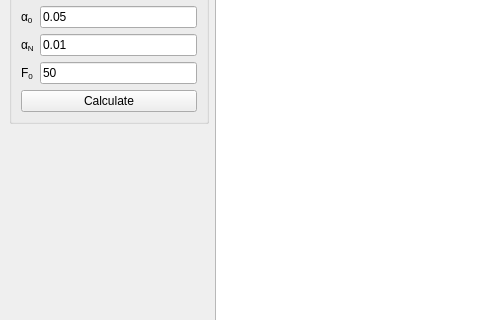
Qt form lab_03/src/gui/mainwindow.ui (bmstu-ics7/modeling) before a commit; both pictures show x 0 to 480 and y 88 to 408 of the 1233 by 718 pixel window.
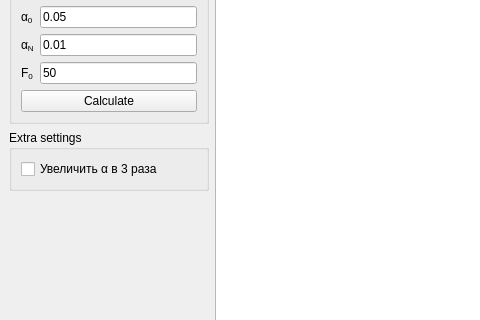
The same form after that commit. Custom widgets are drawn as their Qt base class.

```diff
--- a/lab_03/src/gui/mainwindow.ui
+++ b/lab_03/src/gui/mainwindow.ui
@@ -15,19 +15,6 @@
   </property>
   <widget class="QWidget" name="centralwidget">
    <layout class="QGridLayout" name="gridLayout">
-    <item row="1" column="0">
-     <spacer name="verticalSpacer">
-      <property name="orientation">
-       <enum>Qt::Vertical</enum>
-      </property>
-      <property name="sizeHint" stdset="0">
-       <size>
-        <width>20</width>
-        <height>40</height>
-       </size>
-      </property>
-     </spacer>
-    </item>
     <item row="0" column="0">
      <widget class="QGroupBox" name="groupBox">
       <property name="minimumSize">
@@ -126,7 +113,20 @@
       </layout>
      </widget>
     </item>
-    <item row="0" column="1" rowspan="2">
+    <item row="2" column="0">
+     <spacer name="verticalSpacer">
+      <property name="orientation">
+       <enum>Qt::Vertical</enum>
+      </property>
+      <property name="sizeHint" stdset="0">
+       <size>
+        <width>20</width>
+        <height>40</height>
+       </size>
+      </property>
+     </spacer>
+    </item>
+    <item row="0" column="1" rowspan="3">
      <widget class="QChartView" name="chart">
       <property name="backgroundBrush">
        <brush brushstyle="NoBrush">
@@ -139,6 +139,22 @@
       </property>
      </widget>
     </item>
+    <item row="1" column="0">
+     <widget class="QGroupBox" name="groupBox_2">
+      <property name="title">
+       <string>Extra settings</string>
+      </property>
+      <layout class="QGridLayout" name="gridLayout_3">
+       <item row="0" column="0">
+        <widget class="QCheckBox" name="checkBox_Alpha">
+         <property name="text">
+          <string>Увеличить α в 3 раза</string>
+         </property>
+        </widget>
+       </item>
+      </layout>
+     </widget>
+    </item>
    </layout>
   </widget>
   <widget class="QMenuBar" name="menubar">
```
